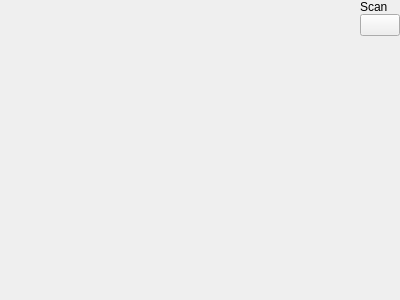
The window that core/ui/scopyhomepage.ui (JJuanill/scopy) describes before a commit, drawn with Qt 5.
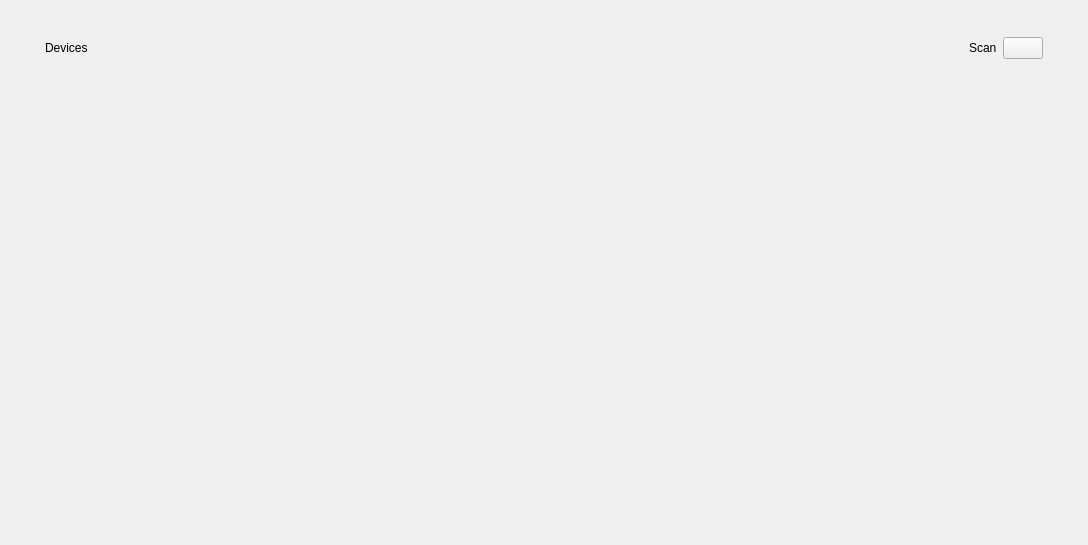
The same window after the commit. Custom widgets are drawn as their Qt base class.

Commit message: harmonic: Adjusted device list style

Diff of the .ui file:
```diff
--- a/core/ui/scopyhomepage.ui
+++ b/core/ui/scopyhomepage.ui
@@ -6,8 +6,8 @@
    <rect>
     <x>0</x>
     <y>0</y>
-    <width>400</width>
-    <height>300</height>
+    <width>1088</width>
+    <height>545</height>
    </rect>
   </property>
   <property name="windowTitle">
@@ -15,40 +15,79 @@
   </property>
   <layout class="QVBoxLayout" name="verticalLayout" stretch="1,4">
    <property name="spacing">
-    <number>0</number>
+    <number>10</number>
    </property>
    <property name="leftMargin">
-    <number>0</number>
+    <number>20</number>
    </property>
    <property name="topMargin">
-    <number>0</number>
+    <number>20</number>
    </property>
    <property name="rightMargin">
-    <number>0</number>
+    <number>20</number>
    </property>
    <property name="bottomMargin">
-    <number>0</number>
+    <number>20</number>
    </property>
    <item>
     <layout class="QHBoxLayout" name="horizontalLayout">
+     <property name="leftMargin">
+      <number>0</number>
+     </property>
      <property name="topMargin">
       <number>0</number>
      </property>
+     <property name="rightMargin">
+      <number>0</number>
+     </property>
+     <property name="bottomMargin">
+      <number>0</number>
+     </property>
      <item>
-      <widget class="scopy::DeviceBrowser" name="wDeviceBrowser" native="true">
-       <property name="sizePolicy">
-        <sizepolicy hsizetype="Expanding" vsizetype="Expanding">
-         <horstretch>0</horstretch>
-         <verstretch>0</verstretch>
-        </sizepolicy>
+      <widget class="QWidget" name="DeviceListWidget" native="true">
+       <layout class="QVBoxLayout" name="verticalLayout_3">
+        <item>
+         <layout class="QHBoxLayout" name="horizontalLayout_2">
+          <property name="leftMargin">
+           <number>16</number>
+          </property>
+          <property name="topMargin">
+           <number>8</number>
+          </property>
+          <property name="rightMargin">
+           <number>16</number>
+          </property>
+          <property name="bottomMargin">
+           <number>8</number>
+          </property>
+          <item>
+           <widget class="QLabel" name="label">
+            <property name="text">
+             <string>Devices</string>
        </property>
       </widget>
      </item>
      <item>
-      <layout class="QVBoxLayout" name="verticalLayout_2">
+           <spacer name="horizontalSpacer">
+            <property name="orientation">
+             <enum>Qt::Horizontal</enum>
+            </property>
+            <property name="sizeHint" stdset="0">
+             <size>
+              <width>40</width>
+              <height>20</height>
+             </size>
+            </property>
+           </spacer>
+          </item>
+          <item>
+           <layout class="QHBoxLayout" name="horizontalLayout_3">
        <property name="sizeConstraint">
         <enum>QLayout::SetMaximumSize</enum>
        </property>
+            <property name="leftMargin">
+             <number>0</number>
+            </property>
        <property name="topMargin">
         <number>0</number>
        </property>
@@ -75,20 +114,22 @@
          </property>
         </widget>
        </item>
+           </layout>
+          </item>
+         </layout>
+        </item>
        <item>
-        <spacer name="verticalSpacer">
-         <property name="orientation">
-          <enum>Qt::Vertical</enum>
-         </property>
-         <property name="sizeHint" stdset="0">
-          <size>
-           <width>20</width>
-           <height>40</height>
-          </size>
-         </property>
-        </spacer>
-       </item>
-      </layout>
+         <widget class="scopy::DeviceBrowser" name="wDeviceBrowser" native="true">
+          <property name="sizePolicy">
+           <sizepolicy hsizetype="Expanding" vsizetype="Expanding">
+            <horstretch>0</horstretch>
+            <verstretch>0</verstretch>
+           </sizepolicy>
+          </property>
+         </widget>
+        </item>
+       </layout>
+      </widget>
      </item>
     </layout>
    </item>
```
Lines whose indentation alone changed are shown as unchanged. The commit also changes 6 other files.
